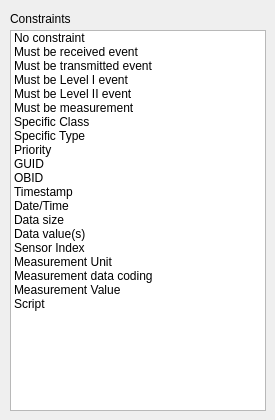
This is src/cdlgselectconstraint.ui in grodansparadis/vscp-works-qt as Qt 5 draws it before an edit. The edited form follows.
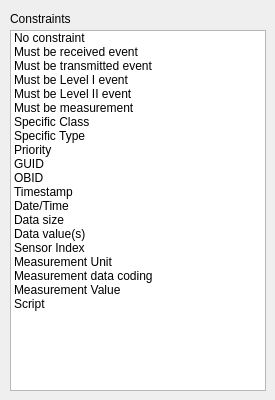
This is the edited form.

```diff
--- a/src/cdlgselectconstraint.ui
+++ b/src/cdlgselectconstraint.ui
@@ -7,7 +7,7 @@
     <x>0</x>
     <y>0</y>
     <width>275</width>
-    <height>420</height>
+    <height>400</height>
    </rect>
   </property>
   <property name="windowTitle">
@@ -19,7 +19,7 @@
      <x>10</x>
      <y>30</y>
      <width>256</width>
-     <height>381</height>
+     <height>361</height>
     </rect>
    </property>
    <property name="toolTip">
```
